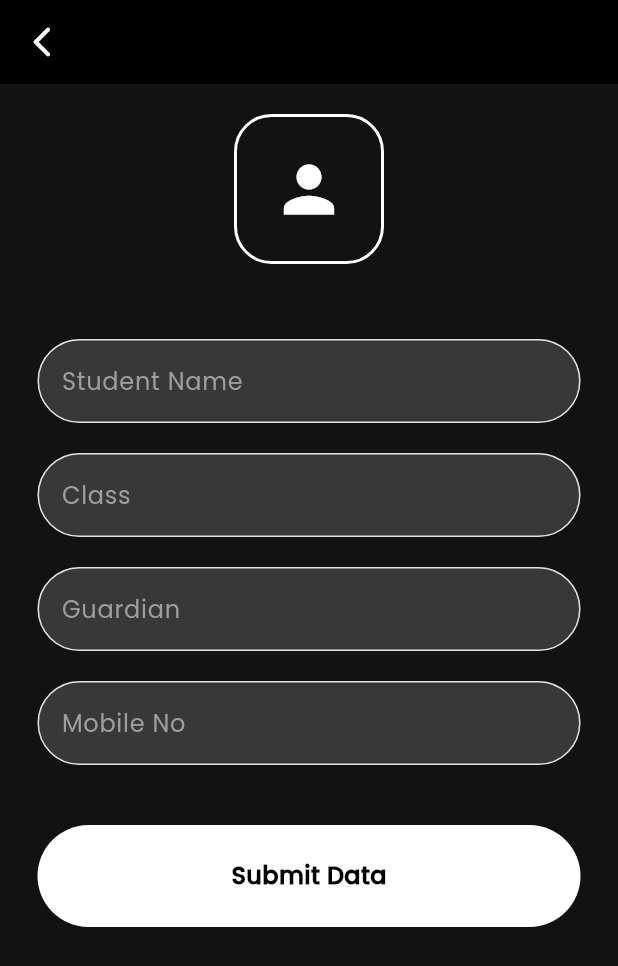
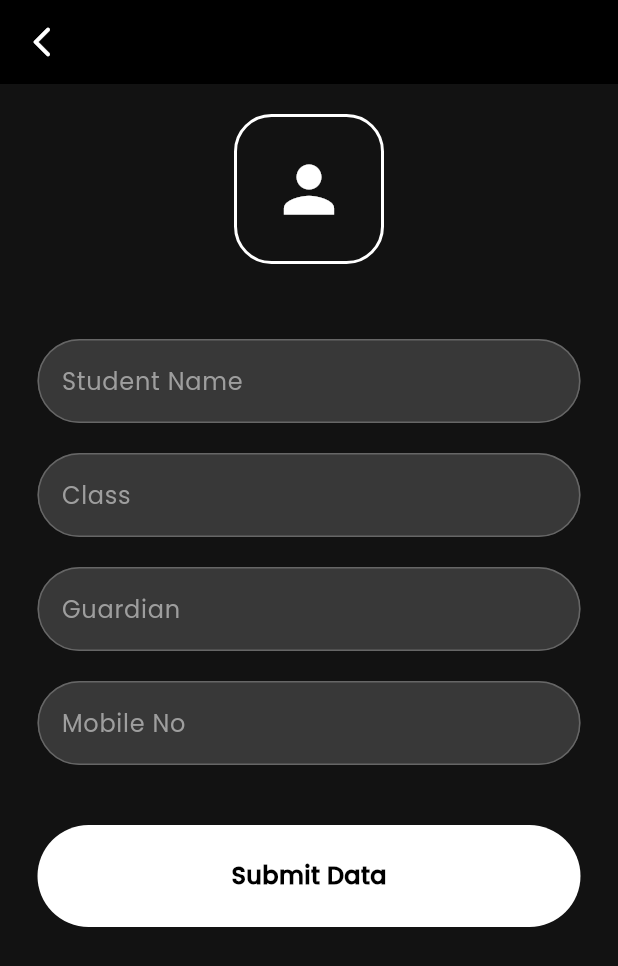
Before and after one commit to sugith10/Students-App-Getx-Sqflite, a Flutter app: the screen it shows after launch, after a tap on the "add" icon, on a phone screen of 412 x 824 dp. Shown: the top 966 px of the screen. Run offline on Flutter 3.47's test engine with Material 3 defaults, Android fonts, the phone set to English and light mode, and no system bars; our stand-ins replace lottie; project files that could hold a hidden picture were left out.

```diff
--- a/lib/screens/add_screen/add_screen.dart
+++ b/lib/screens/add_screen/add_screen.dart
@@ -62,7 +62,7 @@ class AddStudentScreen extends StatelessWidget {
               height: 20,
             ),
             StudentInputField(
-                textController: studentMobile, hintText: 'Mobile No'),
+                textController: studentMobile, hintText: 'Mobile No', textInputType: TextInputType.number),
             const SizedBox(
               height: 40,
             ),
--- a/lib/screens/add_screen/widget/inputfield_widget.dart
+++ b/lib/screens/add_screen/widget/inputfield_widget.dart
@@ -3,10 +3,12 @@ import 'package:flutter/material.dart';
 class StudentInputField extends StatelessWidget {
   final String hintText;
   final TextEditingController textController;
+  final TextInputType textInputType ;
   const StudentInputField({
     required this.textController,
     required this.hintText,
     super.key,
+    this.textInputType = TextInputType.name,
   });
 
   @override
@@ -16,15 +18,15 @@ class StudentInputField extends StatelessWidget {
       child: TextField(
         controller: textController,
         obscureText: false,
-        cursorColor: const Color.fromARGB(255, 107, 168, 198),
+        cursorColor: Color.fromARGB(255, 216, 216, 216),
         decoration: InputDecoration(
             enabledBorder: const OutlineInputBorder(
                 borderSide:
-                    BorderSide(color: Color.fromARGB(255, 227, 227, 227)),
+                    BorderSide(color: Color.fromARGB(255, 102, 102, 102)),
                 borderRadius: BorderRadius.all(Radius.circular(50))),
             focusedBorder: const OutlineInputBorder(
                 borderSide: BorderSide(
-                  color: Color.fromARGB(255, 107, 168, 198),
+                  color: Color.fromARGB(255, 255, 255, 255),
                 ),
                 borderRadius: BorderRadius.all(Radius.circular(50))),
             border: OutlineInputBorder(borderRadius: BorderRadius.circular(50)),
@@ -32,6 +34,8 @@ class StudentInputField extends StatelessWidget {
             filled: true,
             hintText: hintText,
             hintStyle: TextStyle(color: Colors.grey[500])),
+            keyboardType: textInputType,
+            textCapitalization: TextCapitalization.words,
       ),
     );
   }
--- a/lib/screens/home_screen/home_screen.dart
+++ b/lib/screens/home_screen/home_screen.dart
@@ -1,7 +1,9 @@
 import 'package:flutter/material.dart';
 import 'package:student_app/controller/screen_controller/navigation_controller/screen_navigations/add_screen_navigation.dart';
 import 'package:student_app/controller/screen_controller/navigation_controller/screen_navigations/view_student_data_screen.dart';
+import 'package:student_app/screens/search_screen/search_screen.dart';
 import 'package:student_app/screens/widgets/card_view.dart';
+import 'package:student_app/screens/widgets/select_category.dart';
 
 class HomeScreen extends StatelessWidget {
   const HomeScreen({super.key});
@@ -9,23 +11,30 @@ class HomeScreen extends StatelessWidget {
   @override
   Widget build(BuildContext context) {
     return Scaffold(
+      // backgroundColor: const Color.fromARGB(255, 108, 108, 108),
       appBar: AppBar(
+    //  backgroundColor: const Color.fromARGB(255, 108, 108, 108),
         automaticallyImplyLeading: false,
         title: const Text(
           'Students Data',
           style: TextStyle(fontFamily: 'poppins'),
         ),
-        actions: const [
-          Icon(
-            Icons.search_rounded,
-            color: Color.fromARGB(255, 114, 143, 170),
-          ),
-          SizedBox(
-            width: 10,
-          ),
+        actions: [
+         IconButton(onPressed: (){
+          Navigator.push(context, MaterialPageRoute(builder: (context)=> SearchScreen()));
+         }, icon: Icon(Icons.search_rounded))
         ],
       ),
-      body: ListView(
+      body: Column(
+        children: [
+          const SizedBox(
+            height: 80,
+            child: Center(
+              child: SelectCategoryWidget(),
+            ),
+          ),
+          SingleChildScrollView(
+            child: Column(
               children: [
                 const SizedBox(
                   height: 10,
@@ -42,21 +51,11 @@ class HomeScreen extends StatelessWidget {
                           color: Colors.black,
                           width: 2.0,
                         ),
-                    borderRadius: BorderRadius.circular(10)),
+                        borderRadius: BorderRadius.circular(10),
+                      ),
                       height: 100,
                       child: const Row(
                         children: [
-                    SizedBox(
-                      width: 20,
-                    ),
-                    // ClipRRect(
-                    //   borderRadius: BorderRadius.circular(5),
-                    //   child: Image.network(
-                    //     name,
-                    //     width: 80,
-                    //     height: 80,
-                    //   ),
-                    // ),
                           SizedBox(
                             width: 20,
                           ),
@@ -82,6 +81,9 @@ class HomeScreen extends StatelessWidget {
                 )
               ],
             ),
+          ),
+        ],
+      ),
       floatingActionButton: FloatingActionButton(
         backgroundColor: Color.fromARGB(255, 47, 47, 50),
         onPressed: () {
--- /dev/null
+++ b/lib/screens/search_screen/search_screen.dart
@@ -0,0 +1,16 @@
+import 'package:flutter/material.dart';
+
+class SearchScreen extends StatelessWidget {
+  const SearchScreen({super.key});
+
+  @override
+  Widget build(BuildContext context) {
+    return Scaffold(
+      appBar: AppBar(
+        leading: IconButton(onPressed: (){
+          Navigator.pop(context);
+        }, icon: Icon(Icons.arrow_back_ios_new_rounded)),
+      ),
+    );
+  }
+}
--- /dev/null
+++ b/lib/screens/widgets/select_category.dart
@@ -0,0 +1,44 @@
+import 'package:flutter/material.dart';
+
+class SelectCategoryWidget extends StatelessWidget {
+  const SelectCategoryWidget({
+    super.key,
+  });
+
+  @override
+  Widget build(BuildContext context) {
+    return Row(
+      children: [
+        Padding(
+          padding: const EdgeInsets.only(left: 20),
+          child: OutlinedButton(
+            onPressed: () {},
+            style: OutlinedButton.styleFrom(
+              side: const BorderSide(color: Colors.white),
+              padding: const EdgeInsets.symmetric(horizontal: 10.0),
+            ),
+            child: const Text(
+              ' List View ',
+              style: TextStyle(fontSize: 15, color: Colors.white),
+            ),
+          ),
+        ),
+        const Spacer(),
+        Padding(
+          padding: const EdgeInsets.only(right: 20),
+          child: OutlinedButton(
+            style: OutlinedButton.styleFrom(
+              side: const BorderSide(color: Colors.white),
+              padding: const EdgeInsets.symmetric(horizontal: 10.0),
+            ),
+            onPressed: () {},
+            child: const Text(
+              ' Grid View ',
+              style: TextStyle(fontSize: 15, color: Colors.white),
+            ),
+          ),
+        ),
+      ],
+    );
+  }
+}
```
Lines whose indentation alone changed are shown as unchanged.
